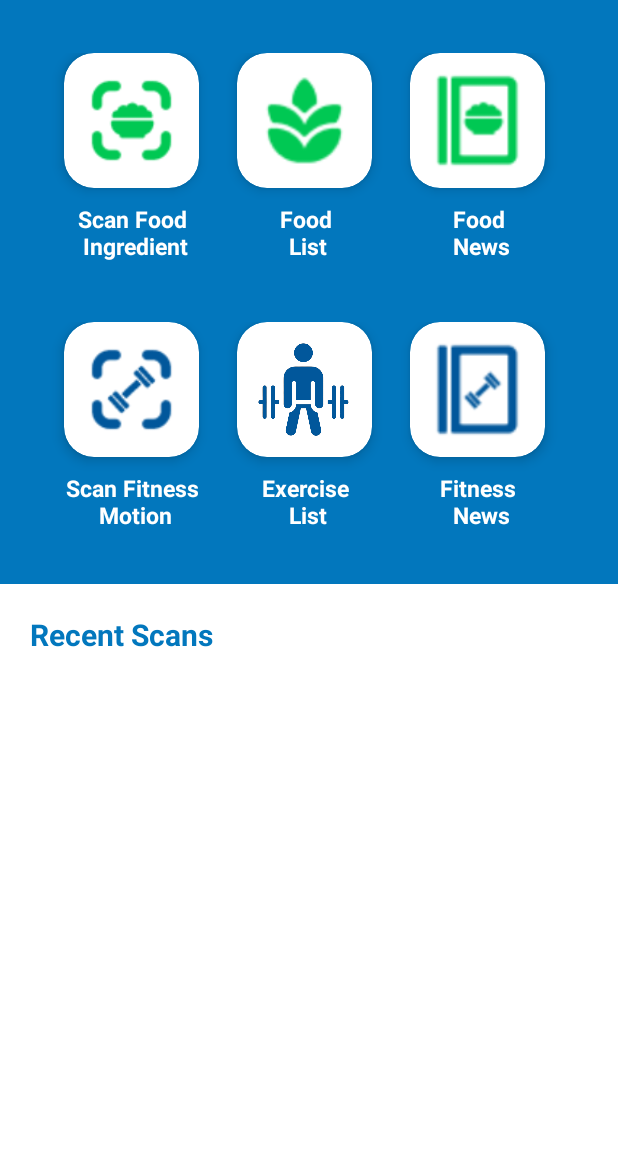
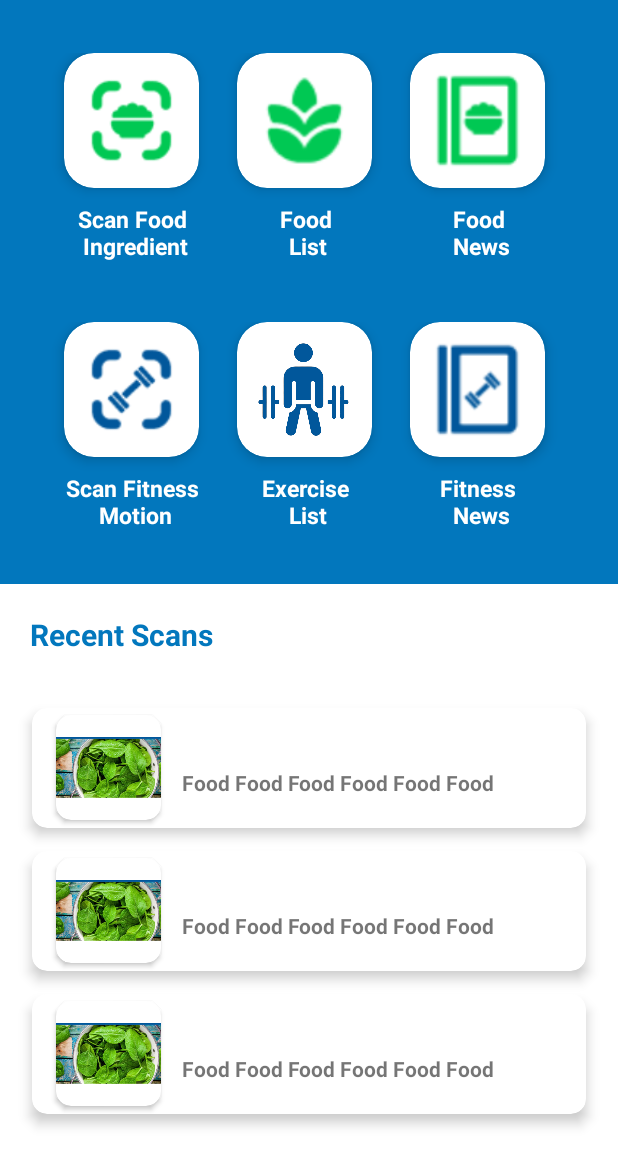
Before and after one commit to HasyimAP/Bangkit-Project-2022, an Android app: the layout fragment_dashboard.xml on its own in the app's theme, with its tools: preview values and no code run, on a phone screen of 412 x 824 dp. Shown: the top 1166 px of the screen. Run offline under Robolectric (Android 15) with nearby library versions, the phone set to English and light mode, and no system bars.

Commit message:
Update UI 1.0

```diff
--- /dev/null
+++ b/app/app/src/main/res/color/hijau.xml
@@ -0,0 +1,4 @@
+<?xml version="1.0" encoding="utf-8"?>
+<selector xmlns:android="http://schemas.android.com/apk/res/android">
+
+</selector>
--- a/app/app/src/main/res/layout/activity_food_list.xml
+++ b/app/app/src/main/res/layout/activity_food_list.xml
@@ -6,4 +6,25 @@
     android:layout_height="match_parent"
     tools:context=".view.food.FoodListActivity">
 
+    <FrameLayout
+        android:id="@+id/frameLayout"
+        android:layout_width="match_parent"
+        android:layout_height="50dp"
+        android:background="@color/biru_muda"
+        tools:ignore="MissingConstraints">
+
+
+    </FrameLayout>
+
+    <androidx.recyclerview.widget.RecyclerView
+        android:id="@+id/recyclerView"
+        android:layout_width="match_parent"
+        android:layout_height="match_parent"
+        android:layout_marginTop="56dp"
+        android:paddingLeft="5dp"
+        android:paddingRight="5dp"
+        app:layout_constraintTop_toBottomOf="@+id/frameLayout"
+        tools:layout_editor_absoluteX="0dp"
+        tools:listitem="@layout/item_list" />
+
 </androidx.constraintlayout.widget.ConstraintLayout>
--- a/app/app/src/main/res/layout/activity_scan_result.xml
+++ b/app/app/src/main/res/layout/activity_scan_result.xml
@@ -4,7 +4,7 @@
     xmlns:tools="http://schemas.android.com/tools"
     android:layout_width="match_parent"
     android:layout_height="match_parent"
-    tools:context=".view.ScanResultActivity">
+    tools:context=".view.scanResult.ScanResultActivity">
 
     <ImageView
         android:id="@+id/imageView3"
--- a/app/app/src/main/res/layout/fragment_dashboard.xml
+++ b/app/app/src/main/res/layout/fragment_dashboard.xml
@@ -1,6 +1,7 @@
 <?xml version="1.0" encoding="utf-8"?>
 <LinearLayout xmlns:android="http://schemas.android.com/apk/res/android"
     xmlns:app="http://schemas.android.com/apk/res-auto"
+    xmlns:tools="http://schemas.android.com/tools"
     android:layout_width="match_parent"
     android:layout_height="match_parent"
     android:orientation="vertical"
@@ -271,8 +272,8 @@
         android:id="@+id/recyclerView"
         android:layout_width="match_parent"
         android:layout_height="match_parent"
-        android:layout_margin="15dp"
         android:paddingLeft="5dp"
-        android:paddingRight="5dp"/>
+        android:paddingRight="5dp"
+        tools:listitem="@layout/item_list"/>
 
 </LinearLayout>
--- /dev/null
+++ b/app/app/src/main/res/layout/item_list.xml
@@ -0,0 +1,55 @@
+<?xml version="1.0" encoding="utf-8"?>
+<androidx.cardview.widget.CardView
+    xmlns:android="http://schemas.android.com/apk/res/android"
+    android:layout_width="match_parent"
+    android:layout_height="80dp"
+    xmlns:app="http://schemas.android.com/apk/res-auto"
+    xmlns:tools="http://schemas.android.com/tools"
+    android:layout_marginHorizontal="16dp"
+    android:layout_marginTop="15dp"
+    app:cardCornerRadius="10dp"
+
+    app:cardElevation="5dp">
+
+    <androidx.cardview.widget.CardView
+        android:id="@+id/cardView"
+        android:layout_width="70dp"
+        android:layout_height="70dp"
+        android:layout_marginStart="16dp"
+        android:layout_marginLeft="16dp"
+        app:cardCornerRadius="10dp"
+        app:layout_constraintBottom_toBottomOf="parent"
+        app:layout_constraintStart_toStartOf="parent"
+        app:layout_constraintTop_toTopOf="parent"
+        android:layout_gravity="center_vertical">
+
+        <ImageView
+            android:id="@+id/iv_user"
+            android:layout_width="match_parent"
+            android:layout_height="match_parent"
+            app:srcCompat="@drawable/latar"/>
+
+    </androidx.cardview.widget.CardView>
+
+    <TextView
+        android:layout_width="wrap_content"
+        android:layout_height="wrap_content"
+        android:layout_marginStart="100dp"
+        android:layout_marginTop="15dp"
+        android:textStyle="bold"
+        android:textSize="18sp"
+        tools:text="Food"
+        android:textColor="@color/hijau"/>
+
+    <TextView
+        android:id="@+id/tv_name_food"
+        android:layout_width="match_parent"
+        android:layout_height="wrap_content"
+        android:layout_marginStart="100dp"
+        android:layout_marginTop="40dp"
+        android:layout_marginEnd="20dp"
+        android:textStyle="bold"
+        tools:text="Food Food Food Food Food Food"
+        />
+
+</androidx.cardview.widget.CardView>
--- a/app/app/src/main/res/values/colors.xml
+++ b/app/app/src/main/res/values/colors.xml
@@ -11,4 +11,5 @@
     <color name="biru_tua">#01579B</color>
     <color name="biru_muda">#0277BD</color>
     <color name="biru_dark">#1E2A39</color>
+    <color name="hijau">#00C853</color>
 </resources>
```
